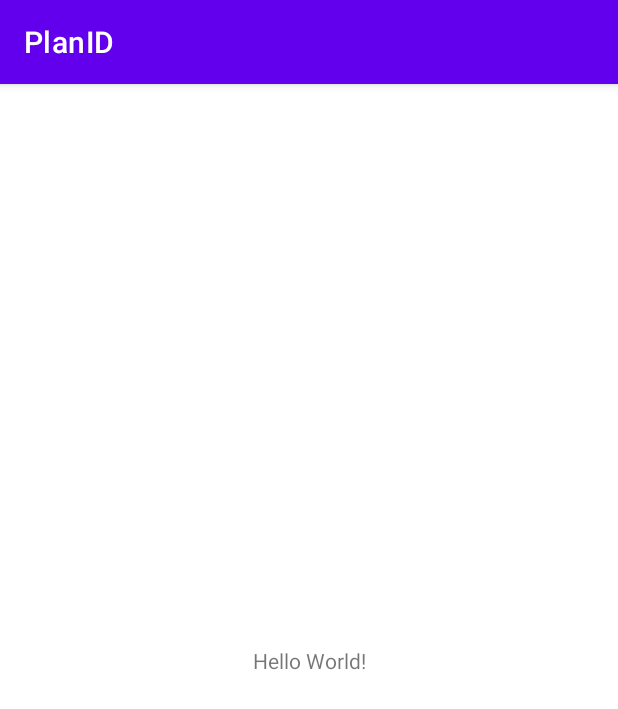
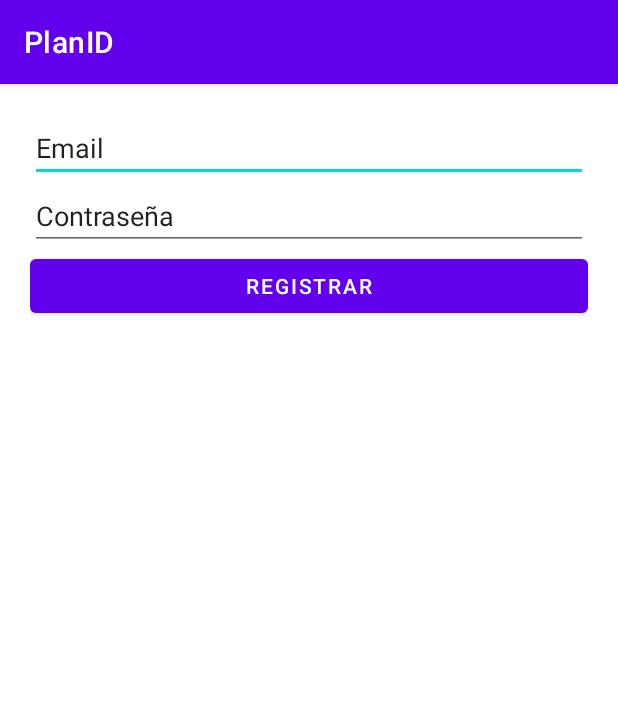
Before and after one commit to han0n/PlanID, an Android app: the screen it shows after launch (MainActivity), on a phone screen of 412 x 824 dp. Shown: the top 709 px of the screen. Run offline under Robolectric (Android 15) with nearby library versions, the phone set to English and light mode, and no system bars; our stand-ins replace Firebase (no records; nobody signed in at launch, a user with empty details on screens opened directly).

Commit message:
Prueba de Login con Firebase: no funciona

```diff
--- a/app/src/main/AndroidManifest.xml
+++ b/app/src/main/AndroidManifest.xml
@@ -9,6 +9,7 @@
         android:roundIcon="@mipmap/ic_launcher_round"
         android:supportsRtl="true"
         android:theme="@style/Theme.PlanID">
+        <activity android:name=".ListActivity"></activity>
         <activity android:name=".MainActivity">
             <intent-filter>
                 <action android:name="android.intent.action.MAIN" />
--- a/app/src/main/java/com/han0n/planid/MainActivity.java
+++ b/app/src/main/java/com/han0n/planid/MainActivity.java
@@ -1,14 +1,102 @@
 package com.han0n.planid;
 
+import androidx.annotation.NonNull;
 import androidx.appcompat.app.AppCompatActivity;
 
+import android.annotation.SuppressLint;
+import android.content.Intent;
 import android.os.Bundle;
+import android.view.View;
+import android.widget.Button;
+import android.widget.EditText;
+import android.widget.Toast;
 
-public class MainActivity extends AppCompatActivity {
+import com.google.android.gms.tasks.OnCompleteListener;
+import com.google.android.gms.tasks.Task;
+import com.google.firebase.auth.AuthResult;
+import com.google.firebase.auth.FirebaseAuth;
+import com.google.firebase.database.DatabaseReference;
+import com.google.firebase.database.FirebaseDatabase;
+
+import java.util.HashMap;
+import java.util.Map;
+
+public class MainActivity extends AppCompatActivity implements View.OnClickListener {
+
+    private EditText txtEmail;
+    private EditText txtContrasenia;
+
+    private String email = "";
+    private String contrasenia = "";
+
+    FirebaseAuth firebaseAuth;
+    DatabaseReference databaseReference;
 
     @Override
     protected void onCreate(Bundle savedInstanceState) {
         super.onCreate(savedInstanceState);
         setContentView(R.layout.activity_main);
+
+        txtEmail = findViewById(R.id.editEmail);
+        txtContrasenia = findViewById(R.id.editContrasenia);
+        Button btnLogin = findViewById(R.id.btnRegistrar);
+
+        btnLogin.setOnClickListener(this);
+
+        firebaseAuth = FirebaseAuth.getInstance();
+        databaseReference = FirebaseDatabase.getInstance().getReference();
+    }
+
+
+    @SuppressLint("NonConstantResourceId")
+    @Override
+    public void onClick(View v) {
+
+        switch(v.getId()){
+            case R.id.btnRegistrar:
+                email = txtEmail.getText().toString();
+                contrasenia = txtContrasenia.getText().toString();
+
+                if(!email.isEmpty() && !contrasenia.isEmpty()){
+                    registrarUsuario();
+                }
+                else{
+                    Toast.makeText(this, "Completa los campos para el registro",
+                            Toast.LENGTH_LONG);
+                }
+                break;
+        }
+    }
+
+    private void registrarUsuario(){
+        firebaseAuth.createUserWithEmailAndPassword(email,contrasenia)
+                .addOnCompleteListener(new OnCompleteListener<AuthResult>() {
+                    @Override // Crear usuario
+                    public void onComplete(@NonNull Task<AuthResult> crearUsuario) {
+                        if(crearUsuario.isSuccessful()){
+
+                            Map<String, Object> valores = new HashMap<>();
+                            valores.put("email", email);
+                            valores.put("contrasenia", contrasenia);
+
+                            String id = firebaseAuth.getCurrentUser().getUid();
+
+                            databaseReference.child("Usuarios").child(id).setValue(valores)
+                                    .addOnCompleteListener(new OnCompleteListener<Void>() {
+                                        @Override // Crear datos en la BD
+                                        public void onComplete(@NonNull Task<Void> crearDatosBD) {
+                                            if(crearDatosBD.isSuccessful()){
+                                                startActivity(new Intent(MainActivity.this, ListActivity.class));
+                                                finish();
+                                            }else{
+
+                                            }
+                                        }
+                                    });
+                        }else{
+
+                        }
+                    }
+                });
     }
 }
--- a/app/src/main/res/layout/activity_main.xml
+++ b/app/src/main/res/layout/activity_main.xml
@@ -1,18 +1,31 @@
 <?xml version="1.0" encoding="utf-8"?>
-<androidx.constraintlayout.widget.ConstraintLayout xmlns:android="http://schemas.android.com/apk/res/android"
+<LinearLayout xmlns:android="http://schemas.android.com/apk/res/android"
     xmlns:app="http://schemas.android.com/apk/res-auto"
     xmlns:tools="http://schemas.android.com/tools"
     android:layout_width="match_parent"
     android:layout_height="match_parent"
+    android:orientation="vertical"
+    android:padding="20dp"
     tools:context=".MainActivity">
 
-    <TextView
-        android:layout_width="wrap_content"
+
+    <EditText
+        android:id="@+id/editEmail"
+        android:layout_width="match_parent"
         android:layout_height="wrap_content"
-        android:text="Hello World!"
-        app:layout_constraintBottom_toBottomOf="parent"
-        app:layout_constraintLeft_toLeftOf="parent"
-        app:layout_constraintRight_toRightOf="parent"
-        app:layout_constraintTop_toTopOf="parent" />
+        android:text="Email"/>
 
-</androidx.constraintlayout.widget.ConstraintLayout>
+    <EditText
+        android:id="@+id/editContrasenia"
+        android:layout_width="match_parent"
+        android:layout_height="wrap_content"
+        android:text="Contraseña"/>
+
+    <Button
+        android:id="@+id/btnRegistrar"
+        android:layout_width="match_parent"
+        android:layout_height="wrap_content"
+        android:text="Registrar"/>
+
+
+</LinearLayout>
--- a/build.gradle
+++ b/build.gradle
@@ -5,10 +5,11 @@ buildscript {
         jcenter()
     }
     dependencies {
-        classpath "com.android.tools.build:gradle:4.1.1"
+        classpath "com.android.tools.build:gradle:4.1.3"
 
         // NOTE: Do not place your application dependencies here; they belong
         // in the individual module build.gradle files
+        classpath 'com.google.gms:google-services:4.3.8'
     }
 }
 
```
Also changed, not shown: app/build.gradle (+12 -0 lines), app/src/main/java/com/han0n/planid/ListActivity.java (added, +14 -0 lines), app/src/main/res/layout/activity_list.xml (added, +9 -0 lines), 1 other file.
